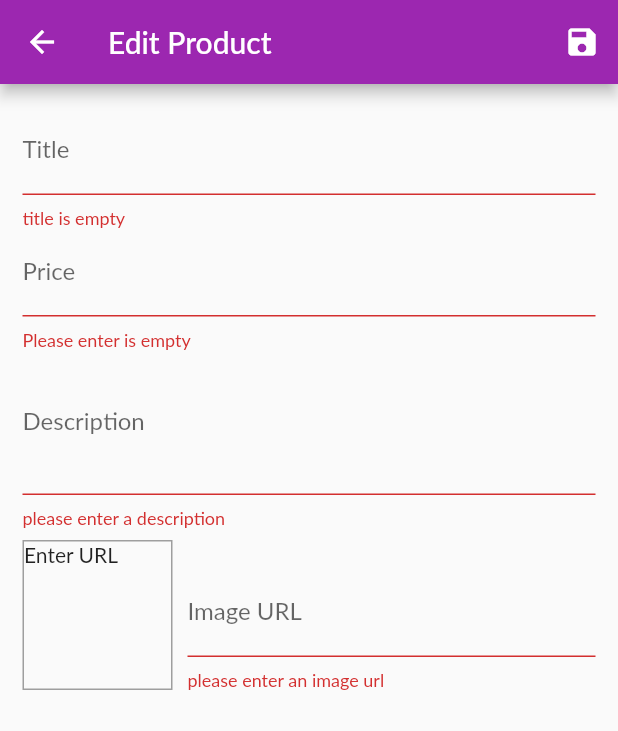
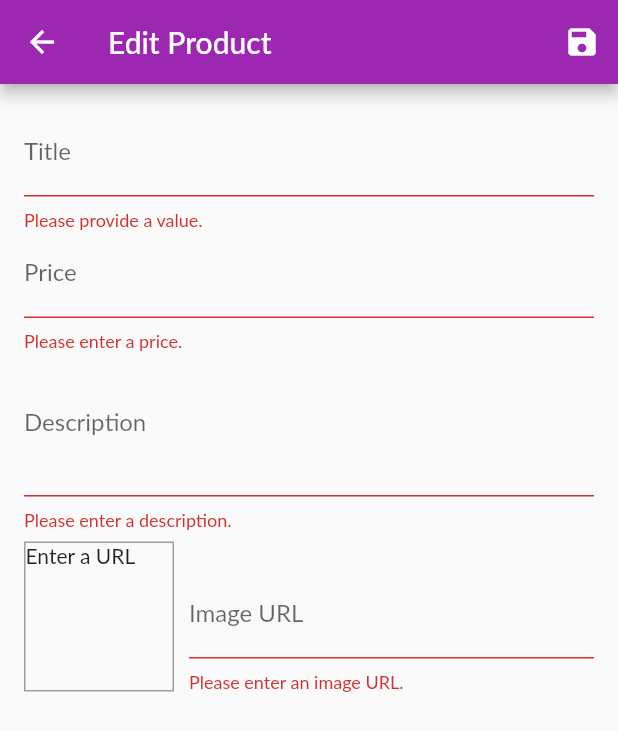
Before and after one commit to kilikafinal/shop_app, a Flutter app: the EditProductScreen screen opened by its route, after a tap on the "save" icon, on a phone screen of 412 x 824 dp. Shown: the top 731 px of the screen. Run offline on Flutter 3.47's test engine with Material 2 defaults, Android fonts, the phone set to English and light mode, and no system bars; our stand-ins replace flutter_dotenv; Roboto replaces fonts that are missing (Lato).

Commit message:
Fix issue with orders

```diff
--- a/lib/main.dart
+++ b/lib/main.dart
@@ -24,9 +24,24 @@ class MyApp extends StatelessWidget {
     return MultiProvider(
       providers: [
         ChangeNotifierProvider.value(value: Auth()),
-        ChangeNotifierProvider.value(value: Products()),
+        ChangeNotifierProxyProvider<Auth, Products>(
+          create: (BuildContext context) {
+            return Products(null, []);
+          },
+          update: (BuildContext context, Auth value, Products previous) {
+            return Products(
+                value.token, previous == null ? [] : previous.items);
+          },
+        ),
         ChangeNotifierProvider.value(value: Cart()),
-        ChangeNotifierProvider.value(value: Order()),
+        ChangeNotifierProxyProvider<Auth, Order>(
+          create: (BuildContext context) {
+            return Order(null, []);
+          },
+          update: (BuildContext context, Auth value, Order previous) {
+            return Order(value.token, previous == null ? [] : previous.orders);
+          },
+        ),
       ],
       child: Consumer<Auth>(
         builder: (ctx, auth, _) => MaterialApp(
--- a/lib/screens/edit_product_screen.dart
+++ b/lib/screens/edit_product_screen.dart
@@ -18,16 +18,16 @@ class _EditProductScreenState extends State<EditProductScreen> {
   final _form = GlobalKey<FormState>();
   var _editedProduct = Product(
     id: null,
-    title: "",
+    title: '',
     price: 0,
-    description: "",
-    imageUrl: "",
+    description: '',
+    imageUrl: '',
   );
   var _initValues = {
-    "title": "",
-    "price": "",
-    "description": "",
-    "imageUrl": "",
+    'title': '',
+    'description': '',
+    'price': '',
+    'imageUrl': '',
   };
   var _isInit = true;
   var _isLoading = false;
@@ -35,6 +35,7 @@ class _EditProductScreenState extends State<EditProductScreen> {
   @override
   void initState() {
     _imageUrlFocusNode.addListener(_updateImageUrl);
+    super.initState();
   }
 
   @override
@@ -45,10 +46,11 @@ class _EditProductScreenState extends State<EditProductScreen> {
         _editedProduct =
             Provider.of<Products>(context, listen: false).findById(productId);
         _initValues = {
-          "title": _editedProduct.title,
-          "price": _editedProduct.price.toString(),
-          "description": _editedProduct.description,
-          "imageUrl": "",
+          'title': _editedProduct.title,
+          'description': _editedProduct.description,
+          'price': _editedProduct.price.toString(),
+          // 'imageUrl': _editedProduct.imageUrl,
+          'imageUrl': '',
         };
         _imageUrlController.text = _editedProduct.imageUrl;
       }
@@ -69,22 +71,29 @@ class _EditProductScreenState extends State<EditProductScreen> {
 
   void _updateImageUrl() {
     if (!_imageUrlFocusNode.hasFocus) {
+      if ((!_imageUrlController.text.startsWith('http') &&
+          !_imageUrlController.text.startsWith('https')) ||
+          (!_imageUrlController.text.endsWith('.png') &&
+              !_imageUrlController.text.endsWith('.jpg') &&
+              !_imageUrlController.text.endsWith('.jpeg'))) {
+        return;
+      }
       setState(() {});
     }
   }
 
   Future<void> _saveForm() async {
-    if (!_form.currentState.validate()) {
+    final isValid = _form.currentState.validate();
+    if (!isValid) {
       return;
     }
+    _form.currentState.save();
+    setState(() {
       _isLoading = true;
-    setState(() {});
-    _form.currentState.save();
+    });
     if (_editedProduct.id != null) {
       await Provider.of<Products>(context, listen: false)
           .updateProduct(_editedProduct);
-      _isLoading = false;
-      Navigator.of(context).pop();
     } else {
       try {
         await Provider.of<Products>(context, listen: false)
@@ -93,35 +102,43 @@ class _EditProductScreenState extends State<EditProductScreen> {
         await showDialog(
           context: context,
           builder: (ctx) => AlertDialog(
-                  title: Text("An Error occured!"),
-                  content: Text("Something went wrong"),
+            title: Text('An error occurred!'),
+            content: Text('Something went wrong.'),
             actions: <Widget>[
               FlatButton(
-                      child: Text("Okay"),
+                child: Text('Okay'),
                 onPressed: () {
                   Navigator.of(ctx).pop();
                 },
               )
             ],
-                ));
+          ),
+        );
+      }
+      // finally {
+      //   setState(() {
+      //     _isLoading = false;
+      //   });
+      //   Navigator.of(context).pop();
+      // }
     }
     setState(() {
+      _isLoading = false;
     });
-    }
+    Navigator.of(context).pop();
+    // Navigator.of(context).pop();
   }
 
   @override
   Widget build(BuildContext context) {
     return Scaffold(
       appBar: AppBar(
-        title: Text("Edit Product"),
+        title: Text('Edit Product'),
         actions: <Widget>[
           IconButton(
             icon: Icon(Icons.save),
-            onPressed: () {
-              _saveForm();
-            },
-          )
+            onPressed: _saveForm,
+          ),
         ],
       ),
       body: _isLoading
@@ -129,52 +146,37 @@ class _EditProductScreenState extends State<EditProductScreen> {
         child: CircularProgressIndicator(),
       )
           : Padding(
-              padding: const EdgeInsets.all(15),
+        padding: const EdgeInsets.all(16.0),
         child: Form(
           key: _form,
-                child: SingleChildScrollView(
-                  child: Column(
+          child: ListView(
             children: <Widget>[
               TextFormField(
-                        initialValue: _initValues["title"],
-                        validator: (value) {
-                          if (value.isEmpty) {
-                            return "title is empty";
-                          } else {
-                            return null;
-                          }
-                        },
-                        decoration: InputDecoration(labelText: "Title"),
+                initialValue: _initValues['title'],
+                decoration: InputDecoration(labelText: 'Title'),
                 textInputAction: TextInputAction.next,
                 onFieldSubmitted: (_) {
                   FocusScope.of(context).requestFocus(_priceFocusNode);
                 },
+                validator: (value) {
+                  if (value.isEmpty) {
+                    return 'Please provide a value.';
+                  }
+                  return null;
+                },
                 onSaved: (value) {
                   _editedProduct = Product(
                       title: value,
+                      price: _editedProduct.price,
+                      description: _editedProduct.description,
+                      imageUrl: _editedProduct.imageUrl,
                       id: _editedProduct.id,
-                            price: _editedProduct.price,
-                            imageUrl: _editedProduct.imageUrl,
-                            description: _editedProduct.description,
-                            isFavorite: _editedProduct.isFavorite,
-                          );
+                      isFavorite: _editedProduct.isFavorite);
                 },
               ),
               TextFormField(
-                        initialValue: _initValues["price"],
-                        decoration: InputDecoration(labelText: "Price"),
-                        validator: (value) {
-                          if (value.isEmpty) {
-                            return "Please enter is empty";
-                          }
-                          if (double.tryParse(value) == null) {
-                            return "please enter a valid number";
-                          }
-                          if (double.parse(value) <= 0) {
-                            return "Please enter a number greater than zero";
-                          }
-                          return null;
-                        },
+                initialValue: _initValues['price'],
+                decoration: InputDecoration(labelText: 'Price'),
                 textInputAction: TextInputAction.next,
                 keyboardType: TextInputType.number,
                 focusNode: _priceFocusNode,
@@ -182,39 +184,50 @@ class _EditProductScreenState extends State<EditProductScreen> {
                   FocusScope.of(context)
                       .requestFocus(_descriptionFocusNode);
                 },
+                validator: (value) {
+                  if (value.isEmpty) {
+                    return 'Please enter a price.';
+                  }
+                  if (double.tryParse(value) == null) {
+                    return 'Please enter a valid number.';
+                  }
+                  if (double.parse(value) <= 0) {
+                    return 'Please enter a number greater than zero.';
+                  }
+                  return null;
+                },
                 onSaved: (value) {
                   _editedProduct = Product(
                       title: _editedProduct.title,
+                      price: double.parse(value),
+                      description: _editedProduct.description,
+                      imageUrl: _editedProduct.imageUrl,
                       id: _editedProduct.id,
-                            price: double.parse(value),
-                            imageUrl: _editedProduct.imageUrl,
-                            description: _editedProduct.description,
-                            isFavorite: _editedProduct.isFavorite,
-                          );
+                      isFavorite: _editedProduct.isFavorite);
                 },
               ),
               TextFormField(
-                        initialValue: _initValues["description"],
-                        decoration: InputDecoration(labelText: "Description"),
+                initialValue: _initValues['description'],
+                decoration: InputDecoration(labelText: 'Description'),
+                maxLines: 3,
+                keyboardType: TextInputType.multiline,
+                focusNode: _descriptionFocusNode,
                 validator: (value) {
                   if (value.isEmpty) {
-                            return "please enter a description";
+                    return 'Please enter a description.';
                   }
                   if (value.length < 10) {
-                            return "Please enter a longer description";
+                    return 'Should be at least 10 characters long.';
                   }
                   return null;
                 },
-                        maxLines: 3,
-                        keyboardType: TextInputType.multiline,
-                        focusNode: _descriptionFocusNode,
                 onSaved: (value) {
                   _editedProduct = Product(
                     title: _editedProduct.title,
+                    price: _editedProduct.price,
+                    description: value,
+                    imageUrl: _editedProduct.imageUrl,
                     id: _editedProduct.id,
-                            price: _editedProduct.price,
-                            imageUrl: _editedProduct.imageUrl,
-                            description: value,
                     isFavorite: _editedProduct.isFavorite,
                   );
                 },
@@ -225,35 +238,28 @@ class _EditProductScreenState extends State<EditProductScreen> {
                   Container(
                     width: 100,
                     height: 100,
-                            margin: EdgeInsets.only(top: 8, right: 10),
+                    margin: EdgeInsets.only(
+                      top: 8,
+                      right: 10,
+                    ),
                     decoration: BoxDecoration(
-                                border:
-                                    Border.all(width: 1, color: Colors.grey)),
+                      border: Border.all(
+                        width: 1,
+                        color: Colors.grey,
+                      ),
+                    ),
                     child: _imageUrlController.text.isEmpty
-                                ? Text("Enter URL")
-                                : Image.network(
+                        ? Text('Enter a URL')
+                        : FittedBox(
+                      child: Image.network(
                         _imageUrlController.text,
                         fit: BoxFit.cover,
                       ),
                     ),
+                  ),
                   Expanded(
                     child: TextFormField(
-                              decoration:
-                                  InputDecoration(labelText: "Image URL"),
-                              validator: (value) {
-                                if (value.isEmpty) {
-                                  return "please enter an image url";
-                                }
-                                if (!(value.startsWith("http") ||
-                                    value.startsWith("https"))) {
-                                  return "Please return valid image url";
-                                }
-                                if (!(value.endsWith(".jpg") ||
-                                    value.endsWith(".png"))) {
-                                  return "Please enter valid image url";
-                                }
-                                return null;
-                              },
+                      decoration: InputDecoration(labelText: 'Image URL'),
                       keyboardType: TextInputType.url,
                       textInputAction: TextInputAction.done,
                       controller: _imageUrlController,
@@ -261,22 +267,36 @@ class _EditProductScreenState extends State<EditProductScreen> {
                       onFieldSubmitted: (_) {
                         _saveForm();
                       },
+                      validator: (value) {
+                        if (value.isEmpty) {
+                          return 'Please enter an image URL.';
+                        }
+                        if (!value.startsWith('http') &&
+                            !value.startsWith('https')) {
+                          return 'Please enter a valid URL.';
+                        }
+                        if (!value.endsWith('.png') &&
+                            !value.endsWith('.jpg') &&
+                            !value.endsWith('.jpeg')) {
+                          return 'Please enter a valid image URL.';
+                        }
+                        return null;
+                      },
                       onSaved: (value) {
                         _editedProduct = Product(
                           title: _editedProduct.title,
+                          price: _editedProduct.price,
+                          description: _editedProduct.description,
+                          imageUrl: value,
                           id: _editedProduct.id,
-                                  price: _editedProduct.price,
-                                  imageUrl: value,
-                                  description: _editedProduct.description,
                           isFavorite: _editedProduct.isFavorite,
                         );
                       },
                     ),
-                          )
-                        ],
-                      )
+                  ),
                 ],
               ),
+            ],
           ),
         ),
       ),
```
Also changed, not shown: lib/providers/Product.dart (+25 -2 lines), lib/providers/order.dart (+62 -7 lines), lib/providers/products.dart (+8 -4 lines), lib/screens/orders_screen.dart (+30 -9 lines), lib/widgets/order_item.dart (+22 -16 lines), lib/widgets/product_item.dart (+9 -2 lines). Lines whose indentation alone changed are shown as unchanged.
